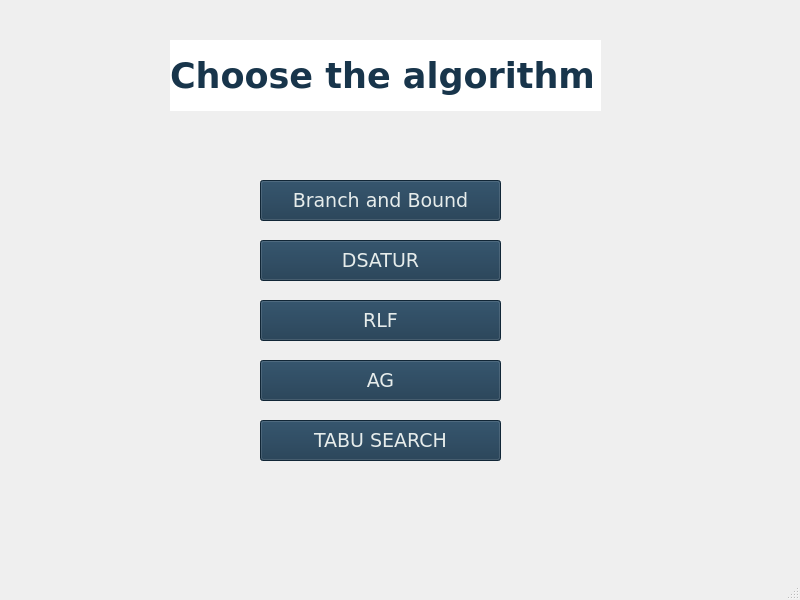
Above: screens/ui_files/benchmark.ui from 0xdia/graph-coloring before the change. Below: the same form after it.
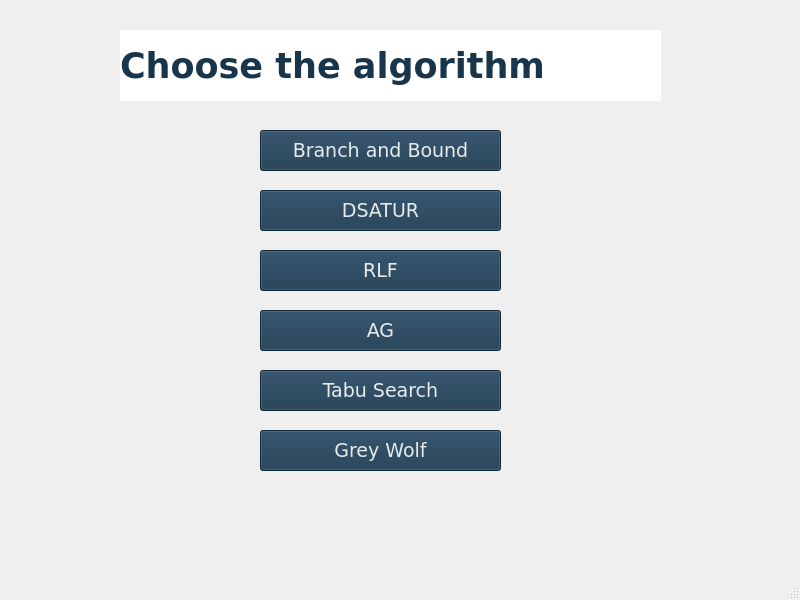
That is the form after the change.

Commit message: add grey wolf and ag interfaces

The edit to the form file:
```diff
--- a/screens/ui_files/benchmark.ui
+++ b/screens/ui_files/benchmark.ui
@@ -18,7 +18,7 @@
     <property name="geometry">
      <rect>
       <x>260</x>
-      <y>180</y>
+      <y>130</y>
       <width>241</width>
       <height>41</height>
      </rect>
@@ -41,7 +41,7 @@
     <property name="geometry">
      <rect>
       <x>260</x>
-      <y>240</y>
+      <y>190</y>
       <width>241</width>
       <height>41</height>
      </rect>
@@ -64,7 +64,7 @@
     <property name="geometry">
      <rect>
       <x>260</x>
-      <y>300</y>
+      <y>250</y>
       <width>241</width>
       <height>41</height>
      </rect>
@@ -87,7 +87,7 @@
     <property name="geometry">
      <rect>
       <x>260</x>
-      <y>360</y>
+      <y>310</y>
       <width>241</width>
       <height>41</height>
      </rect>
@@ -110,7 +110,7 @@
     <property name="geometry">
      <rect>
       <x>260</x>
-      <y>420</y>
+      <y>370</y>
       <width>241</width>
       <height>41</height>
      </rect>
@@ -126,15 +126,15 @@
 color: rgb(230, 236, 235);</string>
     </property>
     <property name="text">
-     <string>TABU SEARCH</string>
+     <string>Tabu Search</string>
     </property>
    </widget>
    <widget class="QLabel" name="screenTitle">
     <property name="geometry">
      <rect>
-      <x>170</x>
-      <y>40</y>
-      <width>431</width>
+      <x>120</x>
+      <y>30</y>
+      <width>541</width>
       <height>71</height>
      </rect>
     </property>
@@ -158,6 +158,29 @@
      <string>Choose the algorithm</string>
     </property>
    </widget>
+   <widget class="QPushButton" name="greywolfButton">
+    <property name="geometry">
+     <rect>
+      <x>260</x>
+      <y>430</y>
+      <width>241</width>
+      <height>41</height>
+     </rect>
+    </property>
+    <property name="font">
+     <font>
+      <family>Verdana</family>
+      <pointsize>14</pointsize>
+     </font>
+    </property>
+    <property name="styleSheet">
+     <string notr="true">background-color: rgb(24, 53, 76);
+color: rgb(230, 236, 235);</string>
+    </property>
+    <property name="text">
+     <string>Grey Wolf</string>
+    </property>
+   </widget>
   </widget>
   <widget class="QMenuBar" name="menubar">
    <property name="geometry">
```
Left out of the diff: 2 changed lines with no effect on the pictures. The commit also changes 12 other files.
